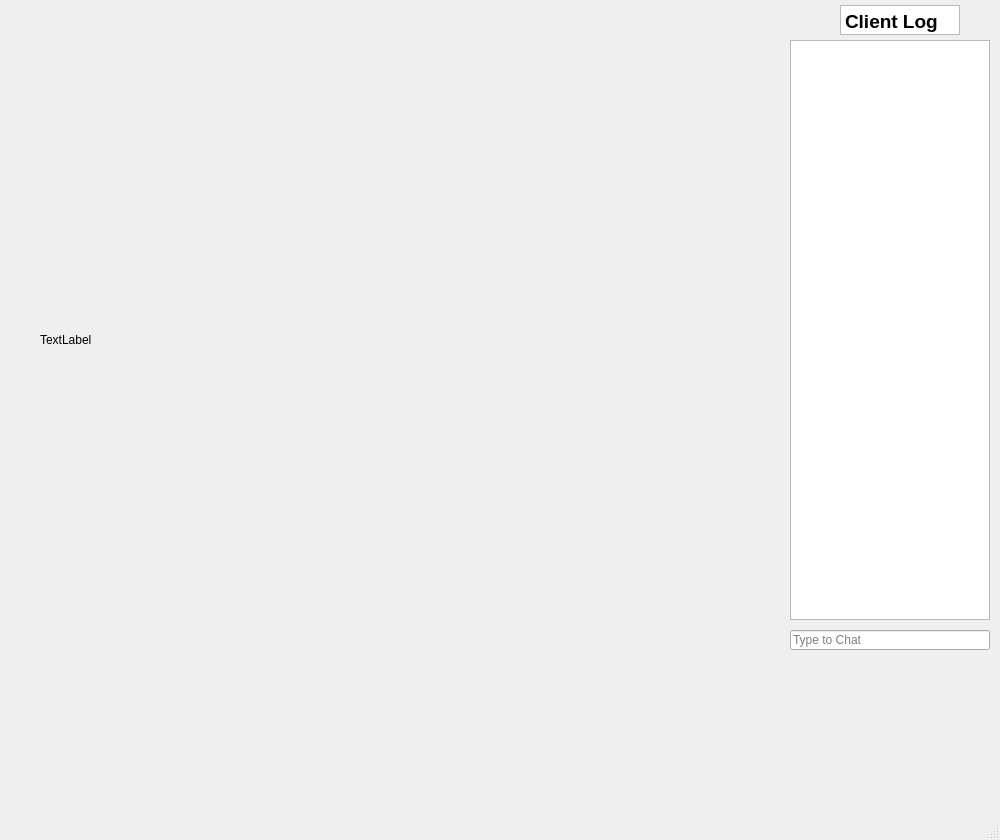
Old version of the form game_client/chess_ui/mainwindow.ui in the repository GreeNM11/ChessQt.
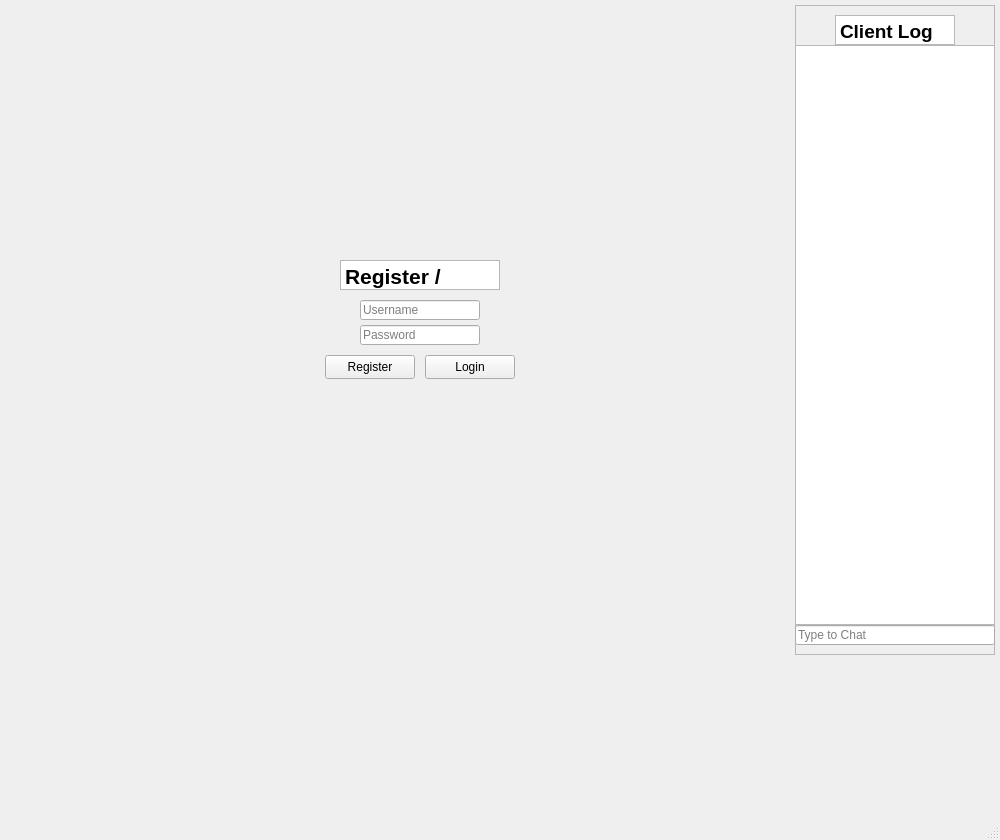
New version of the form.

Commit message:
Login feature fully integrated into client + server network | Progress 8/27/2025
Completed:
1. Connected from ui/client to database/server and back for full rebound
of feedback if login/register was successful/unsuccessful
  -  added login and register messages in client & clientwrap
  -  messages received from the server tells client log feedback

```diff
--- a/game_client/chess_ui/mainwindow.ui
+++ b/game_client/chess_ui/mainwindow.ui
@@ -27,7 +27,7 @@
      </rect>
     </property>
     <property name="currentIndex">
-     <number>3</number>
+     <number>4</number>
     </property>
     <widget class="QWidget" name="serverPage">
      <widget class="QTextEdit" name="ServerTitle">
@@ -247,25 +247,110 @@
        <string>TextLabel</string>
       </property>
      </widget>
-     <widget class="QLineEdit" name="gameChatEnter">
+    </widget>
+    <widget class="QWidget" name="loginPage">
+     <widget class="QLineEdit" name="passwordEnter">
       <property name="geometry">
        <rect>
-        <x>750</x>
-        <y>610</y>
+        <x>320</x>
+        <y>305</y>
+        <width>120</width>
+        <height>20</height>
+       </rect>
+      </property>
+      <property name="placeholderText">
+       <string>Password</string>
+      </property>
+     </widget>
+     <widget class="QLineEdit" name="usernameEnter">
+      <property name="geometry">
+       <rect>
+        <x>320</x>
+        <y>280</y>
+        <width>120</width>
+        <height>20</height>
+       </rect>
+      </property>
+      <property name="placeholderText">
+       <string>Username</string>
+      </property>
+     </widget>
+     <widget class="QTextEdit" name="joinGameText_2">
+      <property name="geometry">
+       <rect>
+        <x>300</x>
+        <y>240</y>
+        <width>160</width>
+        <height>30</height>
+       </rect>
+      </property>
+      <property name="verticalScrollBarPolicy">
+       <enum>Qt::ScrollBarPolicy::ScrollBarAlwaysOff</enum>
+      </property>
+      <property name="horizontalScrollBarPolicy">
+       <enum>Qt::ScrollBarPolicy::ScrollBarAlwaysOff</enum>
+      </property>
+      <property name="readOnly">
+       <bool>true</bool>
+      </property>
+      <property name="html">
+       <string>&lt;!DOCTYPE HTML PUBLIC &quot;-//W3C//DTD HTML 4.0//EN&quot; &quot;http://www.w3.org/TR/REC-html40/strict.dtd&quot;&gt;
+&lt;html&gt;&lt;head&gt;&lt;meta name=&quot;qrichtext&quot; content=&quot;1&quot; /&gt;&lt;meta charset=&quot;utf-8&quot; /&gt;&lt;style type=&quot;text/css&quot;&gt;
+p, li { white-space: pre-wrap; }
+hr { height: 1px; border-width: 0; }
+li.unchecked::marker { content: &quot;\2610&quot;; }
+li.checked::marker { content: &quot;\2612&quot;; }
+&lt;/style&gt;&lt;/head&gt;&lt;body style=&quot; font-family:'Segoe UI'; font-size:9pt; font-weight:400; font-style:normal;&quot;&gt;
+&lt;p style=&quot; margin-top:0px; margin-bottom:0px; margin-left:0px; margin-right:0px; -qt-block-indent:0; text-indent:0px;&quot;&gt;&lt;span style=&quot; font-size:16pt; font-weight:700;&quot;&gt;Register / Login&lt;/span&gt;&lt;/p&gt;&lt;/body&gt;&lt;/html&gt;</string>
+      </property>
+     </widget>
+     <widget class="QPushButton" name="registerButton">
+      <property name="geometry">
+       <rect>
+        <x>285</x>
+        <y>335</y>
+        <width>90</width>
+        <height>24</height>
+       </rect>
+      </property>
+      <property name="text">
+       <string>Register</string>
+      </property>
+     </widget>
+     <widget class="QPushButton" name="loginButton">
+      <property name="geometry">
+       <rect>
+        <x>385</x>
+        <y>335</y>
+        <width>90</width>
+        <height>24</height>
+       </rect>
+      </property>
+      <property name="text">
+       <string>Login</string>
+      </property>
+     </widget>
+    </widget>
+   </widget>
+   <widget class="QFrame" name="boardChatFrame">
+    <property name="geometry">
+     <rect>
+      <x>795</x>
+      <y>5</y>
         <width>200</width>
-        <height>20</height>
-       </rect>
-      </property>
-      <property name="placeholderText">
-       <string>Type to Chat</string>
-      </property>
-     </widget>
-    </widget>
-   </widget>
+      <height>650</height>
+     </rect>
+    </property>
+    <property name="frameShape">
+     <enum>QFrame::Shape::StyledPanel</enum>
+    </property>
+    <property name="frameShadow">
+     <enum>QFrame::Shadow::Raised</enum>
+    </property>
    <widget class="QTextEdit" name="boardChat">
     <property name="geometry">
      <rect>
-      <x>790</x>
+       <x>0</x>
       <y>40</y>
       <width>200</width>
       <height>580</height>
@@ -278,8 +363,8 @@
    <widget class="QTextEdit" name="boardChatText">
     <property name="geometry">
      <rect>
-      <x>840</x>
-      <y>5</y>
+       <x>40</x>
+       <y>10</y>
       <width>120</width>
       <height>30</height>
      </rect>
@@ -303,6 +388,20 @@
 &lt;/style&gt;&lt;/head&gt;&lt;body style=&quot; font-family:'Segoe UI'; font-size:9pt; font-weight:400; font-style:normal;&quot;&gt;
 &lt;p style=&quot; margin-top:0px; margin-bottom:0px; margin-left:0px; margin-right:0px; -qt-block-indent:0; text-indent:0px;&quot;&gt;&lt;span style=&quot; font-size:14pt; font-weight:700;&quot;&gt;Client Log&lt;/span&gt;&lt;/p&gt;&lt;/body&gt;&lt;/html&gt;</string>
     </property>
+    </widget>
+    <widget class="QLineEdit" name="gameChatEnter">
+     <property name="geometry">
+      <rect>
+       <x>0</x>
+       <y>620</y>
+       <width>200</width>
+       <height>20</height>
+      </rect>
+     </property>
+     <property name="placeholderText">
+      <string>Type to Chat</string>
+     </property>
+    </widget>
    </widget>
   </widget>
   <widget class="QMenuBar" name="menubar">
```
Lines whose indentation alone changed are shown as unchanged. The commit also changes 14 other files.
